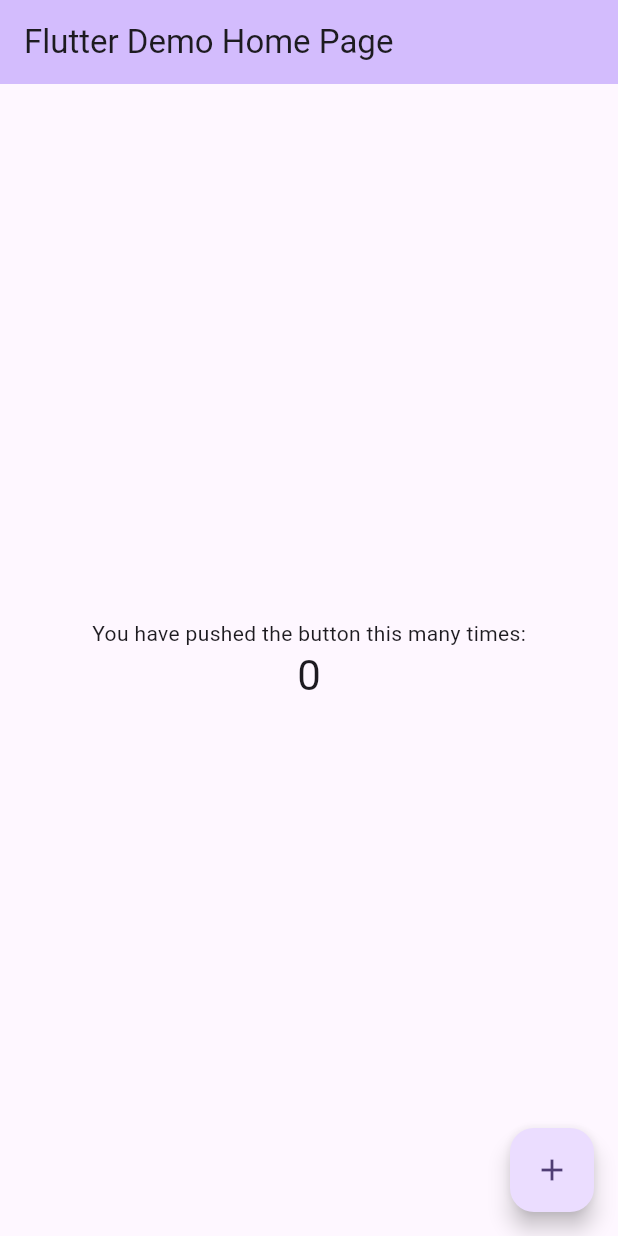
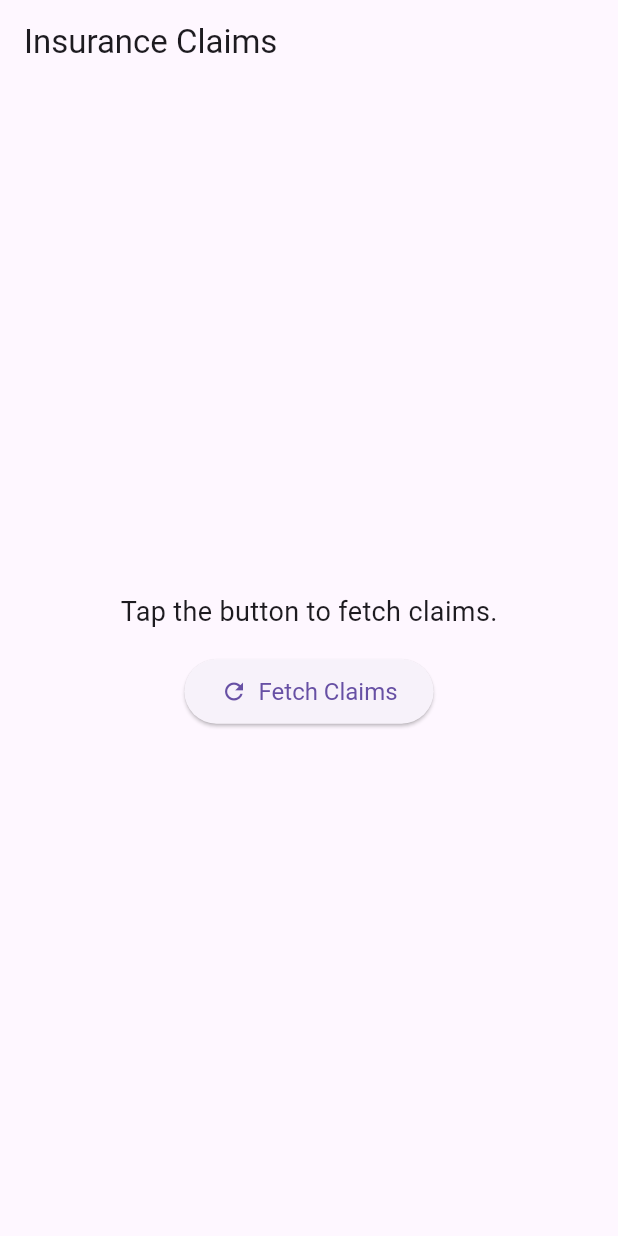
Before and after one commit to farsi-losa/flutter_application_test, a Flutter app: the screen it shows after launch, on a phone screen of 412 x 824 dp. Run offline on Flutter 3.47's test engine with Material 3 defaults, Android fonts, the phone set to English and light mode, and no system bars; our stand-ins replace equatable, flutter_bloc.

Commit message:
fetching data claim and display the claim list

```diff
--- /dev/null
+++ b/lib/bloc/claims_bloc.dart
@@ -0,0 +1,44 @@
+import 'package:flutter_application_test/bloc/claims_event.dart';
+import 'package:flutter_application_test/bloc/claims_state.dart';
+import 'package:flutter_application_test/models/claims_model.dart';
+import 'package:flutter_bloc/flutter_bloc.dart';
+import 'package:http/http.dart' as http;
+import 'dart:convert';
+
+class ClaimsBloc extends Bloc<ClaimsEvent, ClaimsState> {
+  ClaimsBloc() : super(ClaimsInitial()) {
+    on<FetchClaims>(_onFetchClaims);
+  }
+
+  Future<void> _onFetchClaims(
+    FetchClaims event,
+    Emitter<ClaimsState> emit,
+  ) async {
+    // Emit loading state before starting the API call.
+    emit(ClaimsLoading());
+
+    try {
+      final response = await http.get(
+        Uri.parse('https://jsonplaceholder.typicode.com/posts'),
+      );
+
+      if (response.statusCode == 200) {
+        // Parse the JSON data into a list of Claims.
+        final List<dynamic> jsonData = json.decode(response.body);
+        final List<Claim> claims =
+            jsonData.map((json) => Claim.fromJson(json)).toList();
+
+        // Emit the loaded state with the fetched claims.
+        emit(ClaimsLoaded(claims: claims));
+      } else {
+        // If the server returns an error code, emit an error state.
+        emit(
+          const ClaimsError(message: 'Failed to load claims. Status code: 404'),
+        );
+      }
+    } catch (e) {
+      // Catch any exceptions during the API call and emit an error state.
+      emit(ClaimsError(message: 'An error occurred: $e'));
+    }
+  }
+}
--- /dev/null
+++ b/lib/bloc/claims_event.dart
@@ -0,0 +1,10 @@
+import 'package:equatable/equatable.dart';
+
+abstract class ClaimsEvent extends Equatable {
+  const ClaimsEvent();
+
+  @override
+  List<Object> get props => [];
+}
+
+class FetchClaims extends ClaimsEvent {}
--- /dev/null
+++ b/lib/bloc/claims_state.dart
@@ -0,0 +1,33 @@
+import 'package:equatable/equatable.dart';
+import 'package:flutter_application_test/models/claims_model.dart';
+
+abstract class ClaimsState extends Equatable {
+  const ClaimsState();
+
+  @override
+  List<Object> get props => [];
+}
+
+// Initial state of the BLoC before any events are processed.
+class ClaimsInitial extends ClaimsState {}
+
+// State indicating that claims data is being loaded.
+class ClaimsLoading extends ClaimsState {}
+
+// State containing the list of claims after a successful fetch.
+class ClaimsLoaded extends ClaimsState {
+  final List<Claim> claims;
+  const ClaimsLoaded({required this.claims});
+
+  @override
+  List<Object> get props => [claims];
+}
+
+// State indicating that an error occurred during data fetching.
+class ClaimsError extends ClaimsState {
+  final String message;
+  const ClaimsError({required this.message});
+
+  @override
+  List<Object> get props => [message];
+}
--- a/lib/main.dart
+++ b/lib/main.dart
@@ -1,122 +1,37 @@
 import 'package:flutter/material.dart';
+import 'package:flutter_application_test/bloc/claims_bloc.dart';
+import 'package:flutter_application_test/bloc/claims_event.dart';
+import 'package:flutter_application_test/bloc/claims_state.dart';
+import 'package:flutter_application_test/view/claim_card.dart';
+import 'package:flutter_application_test/view/claim_list_page.dart';
+import 'package:flutter_bloc/flutter_bloc.dart';
 
 void main() {
-  runApp(const MyApp());
+  runApp(const ClaimsApp());
 }
 
-class MyApp extends StatelessWidget {
-  const MyApp({super.key});
+class ClaimsApp extends StatelessWidget {
+  const ClaimsApp({super.key});
 
-  // This widget is the root of your application.
   @override
   Widget build(BuildContext context) {
-    return MaterialApp(
-      title: 'Flutter Demo',
-      theme: ThemeData(
-        // This is the theme of your application.
-        //
-        // TRY THIS: Try running your application with "flutter run". You'll see
-        // the application has a purple toolbar. Then, without quitting the app,
-        // try changing the seedColor in the colorScheme below to Colors.green
-        // and then invoke "hot reload" (save your changes or press the "hot
-        // reload" button in a Flutter-supported IDE, or press "r" if you used
-        // the command line to start the app).
-        //
-        // Notice that the counter didn't reset back to zero; the application
-        // state is not lost during the reload. To reset the state, use hot
-        // restart instead.
-        //
-        // This works for code too, not just values: Most code changes can be
-        // tested with just a hot reload.
-        colorScheme: ColorScheme.fromSeed(seedColor: Colors.deepPurple),
+    // Provide the ClaimsBloc to the entire application.
+    return BlocProvider(
+      create: (context) => ClaimsBloc(),
+      child: MaterialApp(
+        title: 'Insurance Claims',
+        theme: ThemeData(
+          primarySwatch: Colors.blue,
+          visualDensity: VisualDensity.adaptivePlatformDensity,
+          cardTheme: CardTheme(
+            elevation: 4,
+            shape: RoundedRectangleBorder(
+              borderRadius: BorderRadius.circular(12),
+            ),
+          ),
+        ),
+        home: const ClaimsScreen(),
       ),
-      home: const MyHomePage(title: 'Flutter Demo Home Page'),
     );
   }
 }
-
-class MyHomePage extends StatefulWidget {
-  const MyHomePage({super.key, required this.title});
-
-  // This widget is the home page of your application. It is stateful, meaning
-  // that it has a State object (defined below) that contains fields that affect
-  // how it looks.
-
-  // This class is the configuration for the state. It holds the values (in this
-  // case the title) provided by the parent (in this case the App widget) and
-  // used by the build method of the State. Fields in a Widget subclass are
-  // always marked "final".
-
-  final String title;
-
-  @override
-  State<MyHomePage> createState() => _MyHomePageState();
-}
-
-class _MyHomePageState extends State<MyHomePage> {
-  int _counter = 0;
-
-  void _incrementCounter() {
-    setState(() {
-      // This call to setState tells the Flutter framework that something has
-      // changed in this State, which causes it to rerun the build method below
-      // so that the display can reflect the updated values. If we changed
-      // _counter without calling setState(), then the build method would not be
-      // called again, and so nothing would appear to happen.
-      _counter++;
-    });
-  }
-
-  @override
-  Widget build(BuildContext context) {
-    // This method is rerun every time setState is called, for instance as done
-    // by the _incrementCounter method above.
-    //
-    // The Flutter framework has been optimized to make rerunning build methods
-    // fast, so that you can just rebuild anything that needs updating rather
-    // than having to individually change instances of widgets.
-    return Scaffold(
-      appBar: AppBar(
-        // TRY THIS: Try changing the color here to a specific color (to
-        // Colors.amber, perhaps?) and trigger a hot reload to see the AppBar
-        // change color while the other colors stay the same.
-        backgroundColor: Theme.of(context).colorScheme.inversePrimary,
-        // Here we take the value from the MyHomePage object that was created by
-        // the App.build method, and use it to set our appbar title.
-        title: Text(widget.title),
-      ),
-      body: Center(
-        // Center is a layout widget. It takes a single child and positions it
-        // in the middle of the parent.
-        child: Column(
-          // Column is also a layout widget. It takes a list of children and
-          // arranges them vertically. By default, it sizes itself to fit its
-          // children horizontally, and tries to be as tall as its parent.
-          //
-          // Column has various properties to control how it sizes itself and
-          // how it positions its children. Here we use mainAxisAlignment to
-          // center the children vertically; the main axis here is the vertical
-          // axis because Columns are vertical (the cross axis would be
-          // horizontal).
-          //
-          // TRY THIS: Invoke "debug painting" (choose the "Toggle Debug Paint"
-          // action in the IDE, or press "p" in the console), to see the
-          // wireframe for each widget.
-          mainAxisAlignment: MainAxisAlignment.center,
-          children: <Widget>[
-            const Text('You have pushed the button this many times:'),
-            Text(
-              '$_counter',
-              style: Theme.of(context).textTheme.headlineMedium,
-            ),
-          ],
-        ),
-      ),
-      floatingActionButton: FloatingActionButton(
-        onPressed: _incrementCounter,
-        tooltip: 'Increment',
-        child: const Icon(Icons.add),
-      ), // This trailing comma makes auto-formatting nicer for build methods.
-    );
-  }
-}
--- /dev/null
+++ b/lib/models/claims_model.dart
@@ -0,0 +1,28 @@
+import 'package:equatable/equatable.dart';
+
+class Claim extends Equatable {
+  final int userId;
+  final int id;
+  final String title;
+  final String body;
+
+  const Claim({
+    required this.userId,
+    required this.id,
+    required this.title,
+    required this.body,
+  });
+
+  // Factory constructor to create a Claim object from a JSON map.
+  factory Claim.fromJson(Map<String, dynamic> json) {
+    return Claim(
+      userId: json['userId'] as int,
+      id: json['id'] as int,
+      title: json['title'] as String,
+      body: json['body'] as String,
+    );
+  }
+
+  @override
+  List<Object> get props => [userId, id, title, body];
+}
--- /dev/null
+++ b/lib/view/claim_list_page.dart
@@ -0,0 +1,75 @@
+import 'package:flutter/material.dart';
+import 'package:flutter_application_test/bloc/claims_bloc.dart';
+import 'package:flutter_application_test/bloc/claims_event.dart';
+import 'package:flutter_application_test/bloc/claims_state.dart';
+import 'package:flutter_application_test/view/claim_card.dart';
+import 'package:flutter_bloc/flutter_bloc.dart';
+
+class ClaimsScreen extends StatelessWidget {
+  const ClaimsScreen({super.key});
+
+  @override
+  Widget build(BuildContext context) {
+    return Scaffold(
+      appBar: AppBar(title: const Text('Insurance Claims')),
+      body: Center(
+        // BlocBuilder listens to the ClaimsBloc state and rebuilds the UI accordingly.
+        child: BlocBuilder<ClaimsBloc, ClaimsState>(
+          builder: (context, state) {
+            // Display an initial message and button.
+            if (state is ClaimsInitial) {
+              return Column(
+                mainAxisAlignment: MainAxisAlignment.center,
+                children: [
+                  const Text(
+                    'Tap the button to fetch claims.',
+                    style: TextStyle(fontSize: 18),
+                  ),
+                  const SizedBox(height: 16),
+                  ElevatedButton.icon(
+                    onPressed: () {
+                      // Dispatch the FetchClaims event to the BLoC.
+                      context.read<ClaimsBloc>().add(FetchClaims());
+                    },
+                    icon: const Icon(Icons.refresh),
+                    label: const Text('Fetch Claims'),
+                    style: ElevatedButton.styleFrom(
+                      padding: const EdgeInsets.symmetric(
+                        horizontal: 24,
+                        vertical: 12,
+                      ),
+                      textStyle: const TextStyle(fontSize: 16),
+                    ),
+                  ),
+                ],
+              );
+            }
+            // Display a loading indicator.
+            if (state is ClaimsLoading) {
+              return const CircularProgressIndicator();
+            }
+            // Display the list of claims.
+            if (state is ClaimsLoaded) {
+              return Padding(
+                padding: const EdgeInsets.all(8.0),
+                child: ListView.builder(
+                  itemCount: state.claims.length,
+                  itemBuilder: (context, index) {
+                    final claim = state.claims[index];
+                    return ClaimCard(claim: claim);
+                  },
+                ),
+              );
+            }
+            // Display an error message.
+            if (state is ClaimsError) {
+              return Text(state.message);
+            }
+            // Fallback for any unexpected state.
+            return const Text('Something went wrong!');
+          },
+        ),
+      ),
+    );
+  }
+}
--- a/pubspec.yaml
+++ b/pubspec.yaml
@@ -34,6 +34,9 @@ dependencies:
   # The following adds the Cupertino Icons font to your application.
   # Use with the CupertinoIcons class for iOS style icons.
   cupertino_icons: ^1.0.8
+  equatable: ^2.0.7
+  flutter_bloc: ^9.1.1
+  http: ^1.5.0
 
 dev_dependencies:
   flutter_test:
```
Also changed, not shown: lib/view/claim_card.dart (added, +49 -0 lines), pubspec.lock.
